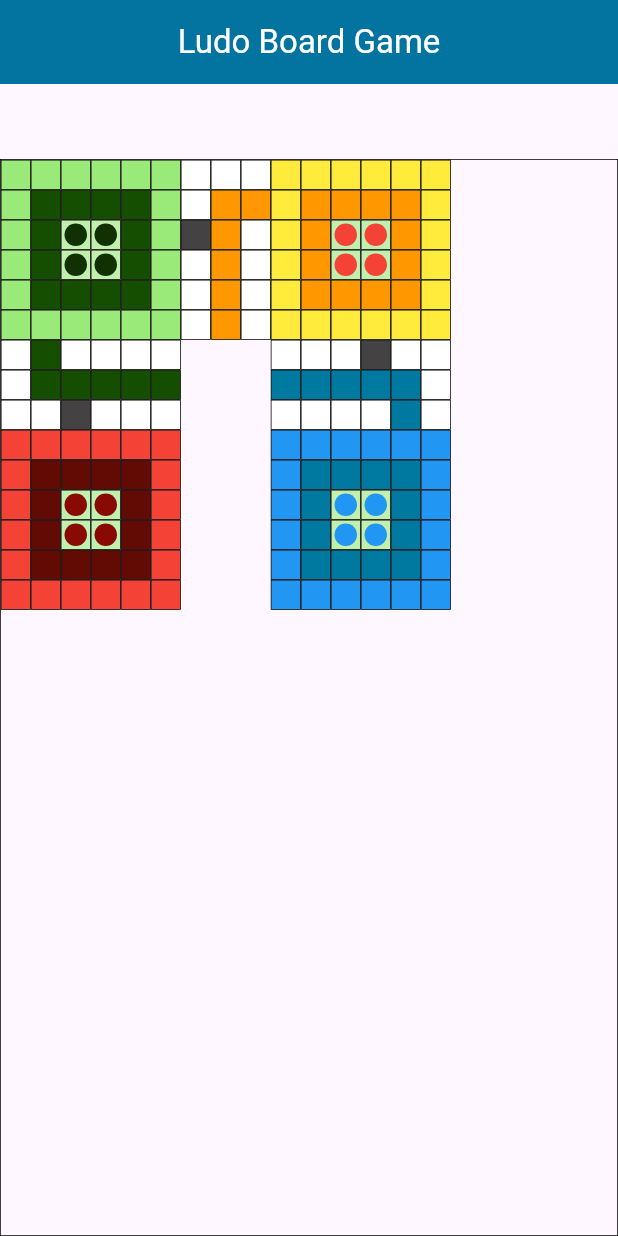
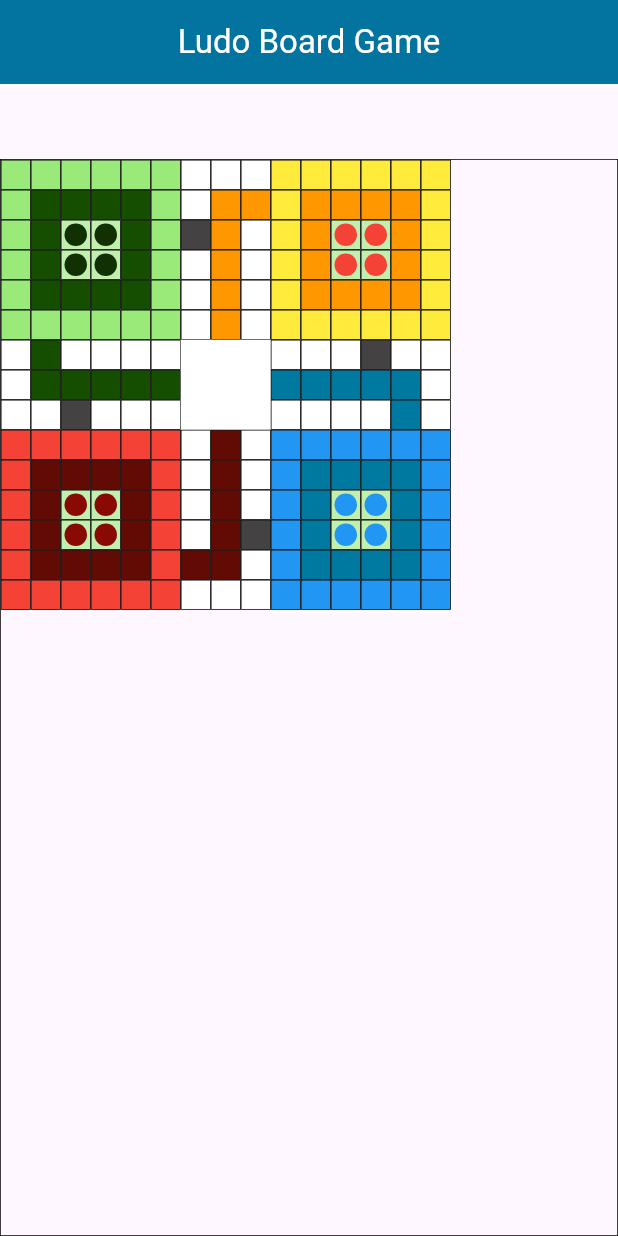
Before and after one commit to SoftwareDeveloper-flutter/ludo_board, a Flutter app: the screen it shows after launch, on a phone screen of 412 x 824 dp. Run offline on Flutter 3.47's test engine with Material 3 defaults, Android fonts, the phone set to English and light mode, and no system bars.

Commit message:
completed ludo board design done

```diff
--- a/lib/main.dart
+++ b/lib/main.dart
@@ -156,6 +156,16 @@ class MyApp extends StatelessWidget{
                customWidget(Colors.white),
                customWidget(Colors.white),
 
+
+                customWidgetBorderless(Colors.white),
+               customWidgetBorderless(Colors.white),
+               customWidgetBorderless(Colors.white),
+                customWidget(Colors.white),
+               customWidget(Colors.white),
+               customWidget(Colors.white),
+            customWidget(Colors.white),
+          customWidget(const Color.fromARGB(255, 98, 10, 4)),
+            customWidget(Colors.white),
               ],
 
             ),
@@ -167,6 +177,15 @@ class MyApp extends StatelessWidget{
                 customWidget(Colors.orange),
                customWidget(Colors.orange),
                customWidget(Colors.orange),
+                 customWidgetBorderless(Colors.white),
+               customWidgetBorderless(Colors.white),
+               customWidgetBorderless(Colors.white),
+                customWidget(const Color.fromARGB(255, 98, 10, 4)),
+                customWidget(const Color.fromARGB(255, 98, 10, 4)),
+                customWidget(const Color.fromARGB(255, 98, 10, 4)),
+                customWidget(const Color.fromARGB(255, 98, 10, 4)),
+                customWidget(const Color.fromARGB(255, 98, 10, 4)),
+            customWidget(Colors.white),
 
               ],
 
@@ -178,6 +197,15 @@ class MyApp extends StatelessWidget{
                customWidget(Colors.white),
                customWidget(Colors.white),
                customWidget(Colors.white),
+               customWidget(Colors.white),
+                 customWidgetBorderless(Colors.white),
+               customWidgetBorderless(Colors.white),
+               customWidgetBorderless(Colors.white),
+                customWidget(Colors.white),
+               customWidget(Colors.white),
+               customWidget(Colors.white),
+                customWidget(const Color.fromARGB(255, 68, 66, 66)),
+                 customWidget(Colors.white),
                customWidget(Colors.white),
               ],
 
@@ -345,3 +373,16 @@ Widget customCircleWidget(Color color,Color circleColor){
       ),
   );
 }
+
+
+Widget customWidgetBorderless(color)
+{
+  return Container(
+    height:20,
+    width: 20,
+    color: color,
+
+
+
+  );
+}
```
